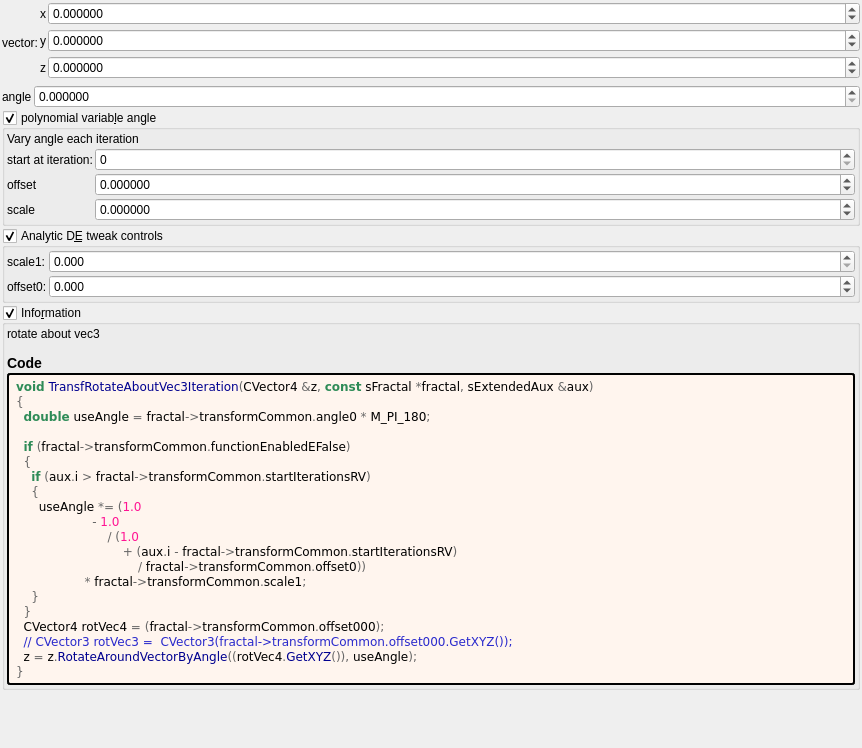
buddhi1980/mandelbulber2, file mandelbulber2/formula/ui/transf_rotate_about_vec3.ui: the form before one commit.
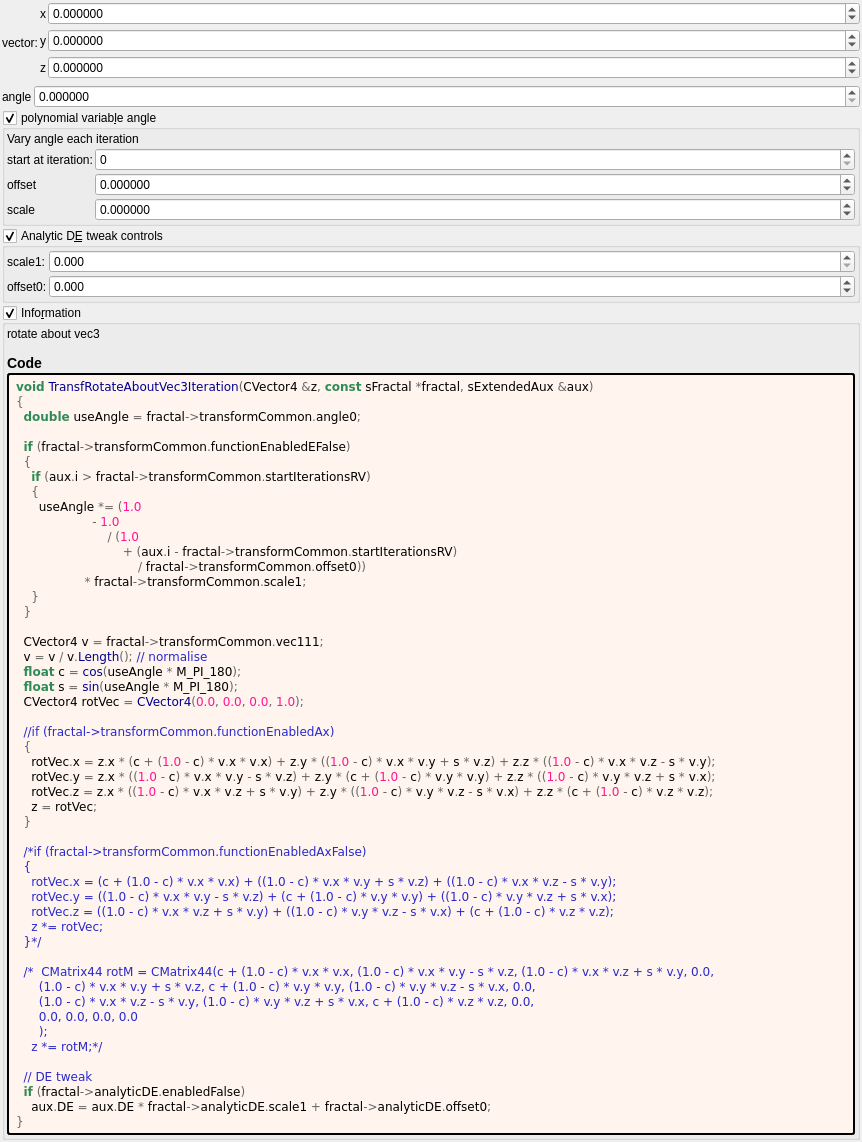
The form after the commit. Custom widgets are drawn as their Qt base class.

The edit to the form file:
```diff
--- a/mandelbulber2/formula/ui/transf_rotate_about_vec3.ui
+++ b/mandelbulber2/formula/ui/transf_rotate_about_vec3.ui
@@ -482,7 +482,7 @@
          <string notr="true">&lt;body style=&quot;background-color:#fff5ee&quot;&gt;
 &lt;pre style=&quot;color:#000000; background-color:#fff5ee;  font-family:'Courier New',monospace;&quot;&gt;&lt;span style=&quot;color:#2e8b57; font-weight:bold&quot;&gt;void&lt;/span&gt; &lt;span style=&quot;color:#00008f&quot;&gt;TransfRotateAboutVec3Iteration&lt;/span&gt;&lt;span style=&quot;color:#676767&quot;&gt;(&lt;/span&gt;CVector4 &lt;span style=&quot;color:#676767&quot;&gt;&amp;amp;&lt;/span&gt;z&lt;span style=&quot;color:#676767&quot;&gt;,&lt;/span&gt; &lt;span style=&quot;color:#2e8b57; font-weight:bold&quot;&gt;const&lt;/span&gt; sFractal &lt;span style=&quot;color:#676767&quot;&gt;*&lt;/span&gt;fractal&lt;span style=&quot;color:#676767&quot;&gt;,&lt;/span&gt; sExtendedAux &lt;span style=&quot;color:#676767&quot;&gt;&amp;amp;&lt;/span&gt;aux&lt;span style=&quot;color:#676767&quot;&gt;)&lt;/span&gt;
 &lt;span style=&quot;color:#676767&quot;&gt;{&lt;/span&gt;
-  &lt;span style=&quot;color:#2e8b57; font-weight:bold&quot;&gt;double&lt;/span&gt; useAngle &lt;span style=&quot;color:#676767&quot;&gt;=&lt;/span&gt; fractal&lt;span style=&quot;color:#676767&quot;&gt;-&amp;gt;&lt;/span&gt;transformCommon&lt;span style=&quot;color:#676767&quot;&gt;.&lt;/span&gt;angle0 &lt;span style=&quot;color:#676767&quot;&gt;*&lt;/span&gt; M_PI_180&lt;span style=&quot;color:#676767&quot;&gt;;&lt;/span&gt;
+  &lt;span style=&quot;color:#2e8b57; font-weight:bold&quot;&gt;double&lt;/span&gt; useAngle &lt;span style=&quot;color:#676767&quot;&gt;=&lt;/span&gt; fractal&lt;span style=&quot;color:#676767&quot;&gt;-&amp;gt;&lt;/span&gt;transformCommon&lt;span style=&quot;color:#676767&quot;&gt;.&lt;/span&gt;angle0&lt;span style=&quot;color:#676767&quot;&gt;;&lt;/span&gt;
 
   &lt;span style=&quot;color:#2e8b57; font-weight:bold&quot;&gt;if&lt;/span&gt; &lt;span style=&quot;color:#676767&quot;&gt;(&lt;/span&gt;fractal&lt;span style=&quot;color:#676767&quot;&gt;-&amp;gt;&lt;/span&gt;transformCommon&lt;span style=&quot;color:#676767&quot;&gt;.&lt;/span&gt;functionEnabledEFalse&lt;span style=&quot;color:#676767&quot;&gt;)&lt;/span&gt;
   &lt;span style=&quot;color:#676767&quot;&gt;{&lt;/span&gt;
@@ -496,9 +496,39 @@
                   &lt;span style=&quot;color:#676767&quot;&gt;*&lt;/span&gt; fractal&lt;span style=&quot;color:#676767&quot;&gt;-&amp;gt;&lt;/span&gt;transformCommon&lt;span style=&quot;color:#676767&quot;&gt;.&lt;/span&gt;scale1&lt;span style=&quot;color:#676767&quot;&gt;;&lt;/span&gt;
     &lt;span style=&quot;color:#676767&quot;&gt;}&lt;/span&gt;
   &lt;span style=&quot;color:#676767&quot;&gt;}&lt;/span&gt;
-  CVector4 rotVec4 &lt;span style=&quot;color:#676767&quot;&gt;= (&lt;/span&gt;fractal&lt;span style=&quot;color:#676767&quot;&gt;-&amp;gt;&lt;/span&gt;transformCommon&lt;span style=&quot;color:#676767&quot;&gt;.&lt;/span&gt;offset000&lt;span style=&quot;color:#676767&quot;&gt;);&lt;/span&gt;
-  &lt;span style=&quot;color:#2929cc&quot;&gt;// CVector3 rotVec3 =  CVector3(fractal-&amp;gt;transformCommon.offset000.GetXYZ());&lt;/span&gt;
-  z &lt;span style=&quot;color:#676767&quot;&gt;=&lt;/span&gt; z&lt;span style=&quot;color:#676767&quot;&gt;.&lt;/span&gt;&lt;span style=&quot;color:#00008f&quot;&gt;RotateAroundVectorByAngle&lt;/span&gt;&lt;span style=&quot;color:#676767&quot;&gt;((&lt;/span&gt;rotVec4&lt;span style=&quot;color:#676767&quot;&gt;.&lt;/span&gt;&lt;span style=&quot;color:#00008f&quot;&gt;GetXYZ&lt;/span&gt;&lt;span style=&quot;color:#676767&quot;&gt;()),&lt;/span&gt; useAngle&lt;span style=&quot;color:#676767&quot;&gt;);&lt;/span&gt;
+
+  CVector4 v &lt;span style=&quot;color:#676767&quot;&gt;=&lt;/span&gt; fractal&lt;span style=&quot;color:#676767&quot;&gt;-&amp;gt;&lt;/span&gt;transformCommon&lt;span style=&quot;color:#676767&quot;&gt;.&lt;/span&gt;vec111&lt;span style=&quot;color:#676767&quot;&gt;;&lt;/span&gt;
+  v &lt;span style=&quot;color:#676767&quot;&gt;=&lt;/span&gt; v &lt;span style=&quot;color:#676767&quot;&gt;/&lt;/span&gt; v&lt;span style=&quot;color:#676767&quot;&gt;.&lt;/span&gt;&lt;span style=&quot;color:#00008f&quot;&gt;Length&lt;/span&gt;&lt;span style=&quot;color:#676767&quot;&gt;();&lt;/span&gt; &lt;span style=&quot;color:#2929cc&quot;&gt;// normalise&lt;/span&gt;
+  &lt;span style=&quot;color:#2e8b57; font-weight:bold&quot;&gt;float&lt;/span&gt; c &lt;span style=&quot;color:#676767&quot;&gt;=&lt;/span&gt; &lt;span style=&quot;color:#00008f&quot;&gt;cos&lt;/span&gt;&lt;span style=&quot;color:#676767&quot;&gt;(&lt;/span&gt;useAngle &lt;span style=&quot;color:#676767&quot;&gt;*&lt;/span&gt; M_PI_180&lt;span style=&quot;color:#676767&quot;&gt;);&lt;/span&gt;
+  &lt;span style=&quot;color:#2e8b57; font-weight:bold&quot;&gt;float&lt;/span&gt; s &lt;span style=&quot;color:#676767&quot;&gt;=&lt;/span&gt; &lt;span style=&quot;color:#00008f&quot;&gt;sin&lt;/span&gt;&lt;span style=&quot;color:#676767&quot;&gt;(&lt;/span&gt;useAngle &lt;span style=&quot;color:#676767&quot;&gt;*&lt;/span&gt; M_PI_180&lt;span style=&quot;color:#676767&quot;&gt;);&lt;/span&gt;
+  CVector4 rotVec &lt;span style=&quot;color:#676767&quot;&gt;=&lt;/span&gt; &lt;span style=&quot;color:#00008f&quot;&gt;CVector4&lt;/span&gt;&lt;span style=&quot;color:#676767&quot;&gt;(&lt;/span&gt;&lt;span style=&quot;color:#ff1493&quot;&gt;0.0&lt;/span&gt;&lt;span style=&quot;color:#676767&quot;&gt;,&lt;/span&gt; &lt;span style=&quot;color:#ff1493&quot;&gt;0.0&lt;/span&gt;&lt;span style=&quot;color:#676767&quot;&gt;,&lt;/span&gt; &lt;span style=&quot;color:#ff1493&quot;&gt;0.0&lt;/span&gt;&lt;span style=&quot;color:#676767&quot;&gt;,&lt;/span&gt; &lt;span style=&quot;color:#ff1493&quot;&gt;1.0&lt;/span&gt;&lt;span style=&quot;color:#676767&quot;&gt;);&lt;/span&gt;
+
+  &lt;span style=&quot;color:#2929cc&quot;&gt;//if (fractal-&amp;gt;transformCommon.functionEnabledAx)&lt;/span&gt;
+  &lt;span style=&quot;color:#676767&quot;&gt;{&lt;/span&gt;
+    rotVec&lt;span style=&quot;color:#676767&quot;&gt;.&lt;/span&gt;x &lt;span style=&quot;color:#676767&quot;&gt;=&lt;/span&gt; z&lt;span style=&quot;color:#676767&quot;&gt;.&lt;/span&gt;x &lt;span style=&quot;color:#676767&quot;&gt;* (&lt;/span&gt;c &lt;span style=&quot;color:#676767&quot;&gt;+ (&lt;/span&gt;&lt;span style=&quot;color:#ff1493&quot;&gt;1.0&lt;/span&gt; &lt;span style=&quot;color:#676767&quot;&gt;-&lt;/span&gt; c&lt;span style=&quot;color:#676767&quot;&gt;) *&lt;/span&gt; v&lt;span style=&quot;color:#676767&quot;&gt;.&lt;/span&gt;x &lt;span style=&quot;color:#676767&quot;&gt;*&lt;/span&gt; v&lt;span style=&quot;color:#676767&quot;&gt;.&lt;/span&gt;x&lt;span style=&quot;color:#676767&quot;&gt;) +&lt;/span&gt; z&lt;span style=&quot;color:#676767&quot;&gt;.&lt;/span&gt;y &lt;span style=&quot;color:#676767&quot;&gt;* ((&lt;/span&gt;&lt;span style=&quot;color:#ff1493&quot;&gt;1.0&lt;/span&gt; &lt;span style=&quot;color:#676767&quot;&gt;-&lt;/span&gt; c&lt;span style=&quot;color:#676767&quot;&gt;) *&lt;/span&gt; v&lt;span style=&quot;color:#676767&quot;&gt;.&lt;/span&gt;x &lt;span style=&quot;color:#676767&quot;&gt;*&lt;/span&gt; v&lt;span style=&quot;color:#676767&quot;&gt;.&lt;/span&gt;y &lt;span style=&quot;color:#676767&quot;&gt;+&lt;/span&gt; s &lt;span style=&quot;color:#676767&quot;&gt;*&lt;/span&gt; v&lt;span style=&quot;color:#676767&quot;&gt;.&lt;/span&gt;z&lt;span style=&quot;color:#676767&quot;&gt;) +&lt;/span&gt; z&lt;span style=&quot;color:#676767&quot;&gt;.&lt;/span&gt;z &lt;span style=&quot;color:#676767&quot;&gt;* ((&lt;/span&gt;&lt;span style=&quot;color:#ff1493&quot;&gt;1.0&lt;/span&gt; &lt;span style=&quot;color:#676767&quot;&gt;-&lt;/span&gt; c&lt;span style=&quot;color:#676767&quot;&gt;) *&lt;/span&gt; v&lt;span style=&quot;color:#676767&quot;&gt;.&lt;/span&gt;x &lt;span style=&quot;color:#676767&quot;&gt;*&lt;/span&gt; v&lt;span style=&quot;color:#676767&quot;&gt;.&lt;/span&gt;z &lt;span style=&quot;color:#676767&quot;&gt;-&lt;/span&gt; s &lt;span style=&quot;color:#676767&quot;&gt;*&lt;/span&gt; v&lt;span style=&quot;color:#676767&quot;&gt;.&lt;/span&gt;y&lt;span style=&quot;color:#676767&quot;&gt;);&lt;/span&gt;
+    rotVec&lt;span style=&quot;color:#676767&quot;&gt;.&lt;/span&gt;y &lt;span style=&quot;color:#676767&quot;&gt;=&lt;/span&gt; z&lt;span style=&quot;color:#676767&quot;&gt;.&lt;/span&gt;x &lt;span style=&quot;color:#676767&quot;&gt;* ((&lt;/span&gt;&lt;span style=&quot;color:#ff1493&quot;&gt;1.0&lt;/span&gt; &lt;span style=&quot;color:#676767&quot;&gt;-&lt;/span&gt; c&lt;span style=&quot;color:#676767&quot;&gt;) *&lt;/span&gt; v&lt;span style=&quot;color:#676767&quot;&gt;.&lt;/span&gt;x &lt;span style=&quot;color:#676767&quot;&gt;*&lt;/span&gt; v&lt;span style=&quot;color:#676767&quot;&gt;.&lt;/span&gt;y &lt;span style=&quot;color:#676767&quot;&gt;-&lt;/span&gt; s &lt;span style=&quot;color:#676767&quot;&gt;*&lt;/span&gt; v&lt;span style=&quot;color:#676767&quot;&gt;.&lt;/span&gt;z&lt;span style=&quot;color:#676767&quot;&gt;) +&lt;/span&gt; z&lt;span style=&quot;color:#676767&quot;&gt;.&lt;/span&gt;y &lt;span style=&quot;color:#676767&quot;&gt;* (&lt;/span&gt;c &lt;span style=&quot;color:#676767&quot;&gt;+ (&lt;/span&gt;&lt;span style=&quot;color:#ff1493&quot;&gt;1.0&lt;/span&gt; &lt;span style=&quot;color:#676767&quot;&gt;-&lt;/span&gt; c&lt;span style=&quot;color:#676767&quot;&gt;) *&lt;/span&gt; v&lt;span style=&quot;color:#676767&quot;&gt;.&lt;/span&gt;y &lt;span style=&quot;color:#676767&quot;&gt;*&lt;/span&gt; v&lt;span style=&quot;color:#676767&quot;&gt;.&lt;/span&gt;y&lt;span style=&quot;color:#676767&quot;&gt;) +&lt;/span&gt; z&lt;span style=&quot;color:#676767&quot;&gt;.&lt;/span&gt;z &lt;span style=&quot;color:#676767&quot;&gt;* ((&lt;/span&gt;&lt;span style=&quot;color:#ff1493&quot;&gt;1.0&lt;/span&gt; &lt;span style=&quot;color:#676767&quot;&gt;-&lt;/span&gt; c&lt;span style=&quot;color:#676767&quot;&gt;) *&lt;/span&gt; v&lt;span style=&quot;color:#676767&quot;&gt;.&lt;/span&gt;y &lt;span style=&quot;color:#676767&quot;&gt;*&lt;/span&gt; v&lt;span style=&quot;color:#676767&quot;&gt;.&lt;/span&gt;z &lt;span style=&quot;color:#676767&quot;&gt;+&lt;/span&gt; s &lt;span style=&quot;color:#676767&quot;&gt;*&lt;/span&gt; v&lt;span style=&quot;color:#676767&quot;&gt;.&lt;/span&gt;x&lt;span style=&quot;color:#676767&quot;&gt;);&lt;/span&gt;
+    rotVec&lt;span style=&quot;color:#676767&quot;&gt;.&lt;/span&gt;z &lt;span style=&quot;color:#676767&quot;&gt;=&lt;/span&gt; z&lt;span style=&quot;color:#676767&quot;&gt;.&lt;/span&gt;x &lt;span style=&quot;color:#676767&quot;&gt;* ((&lt;/span&gt;&lt;span style=&quot;color:#ff1493&quot;&gt;1.0&lt;/span&gt; &lt;span style=&quot;color:#676767&quot;&gt;-&lt;/span&gt; c&lt;span style=&quot;color:#676767&quot;&gt;) *&lt;/span&gt; v&lt;span style=&quot;color:#676767&quot;&gt;.&lt;/span&gt;x &lt;span style=&quot;color:#676767&quot;&gt;*&lt;/span&gt; v&lt;span style=&quot;color:#676767&quot;&gt;.&lt;/span&gt;z &lt;span style=&quot;color:#676767&quot;&gt;+&lt;/span&gt; s &lt;span style=&quot;color:#676767&quot;&gt;*&lt;/span&gt; v&lt;span style=&quot;color:#676767&quot;&gt;.&lt;/span&gt;y&lt;span style=&quot;color:#676767&quot;&gt;) +&lt;/span&gt; z&lt;span style=&quot;color:#676767&quot;&gt;.&lt;/span&gt;y &lt;span style=&quot;color:#676767&quot;&gt;* ((&lt;/span&gt;&lt;span style=&quot;color:#ff1493&quot;&gt;1.0&lt;/span&gt; &lt;span style=&quot;color:#676767&quot;&gt;-&lt;/span&gt; c&lt;span style=&quot;color:#676767&quot;&gt;) *&lt;/span&gt; v&lt;span style=&quot;color:#676767&quot;&gt;.&lt;/span&gt;y &lt;span style=&quot;color:#676767&quot;&gt;*&lt;/span&gt; v&lt;span style=&quot;color:#676767&quot;&gt;.&lt;/span&gt;z &lt;span style=&quot;color:#676767&quot;&gt;-&lt;/span&gt; s &lt;span style=&quot;color:#676767&quot;&gt;*&lt;/span&gt; v&lt;span style=&quot;color:#676767&quot;&gt;.&lt;/span&gt;x&lt;span style=&quot;color:#676767&quot;&gt;) +&lt;/span&gt; z&lt;span style=&quot;color:#676767&quot;&gt;.&lt;/span&gt;z &lt;span style=&quot;color:#676767&quot;&gt;* (&lt;/span&gt;c &lt;span style=&quot;color:#676767&quot;&gt;+ (&lt;/span&gt;&lt;span style=&quot;color:#ff1493&quot;&gt;1.0&lt;/span&gt; &lt;span style=&quot;color:#676767&quot;&gt;-&lt;/span&gt; c&lt;span style=&quot;color:#676767&quot;&gt;) *&lt;/span&gt; v&lt;span style=&quot;color:#676767&quot;&gt;.&lt;/span&gt;z &lt;span style=&quot;color:#676767&quot;&gt;*&lt;/span&gt; v&lt;span style=&quot;color:#676767&quot;&gt;.&lt;/span&gt;z&lt;span style=&quot;color:#676767&quot;&gt;);&lt;/span&gt;
+    z &lt;span style=&quot;color:#676767&quot;&gt;=&lt;/span&gt; rotVec&lt;span style=&quot;color:#676767&quot;&gt;;&lt;/span&gt;
+  &lt;span style=&quot;color:#676767&quot;&gt;}&lt;/span&gt;
+
+  &lt;span style=&quot;color:#2929cc&quot;&gt;/*if (fractal-&amp;gt;transformCommon.functionEnabledAxFalse)&lt;/span&gt;
+&lt;span style=&quot;color:#2929cc&quot;&gt;  {&lt;/span&gt;
+&lt;span style=&quot;color:#2929cc&quot;&gt;    rotVec.x = (c + (1.0 - c) * v.x * v.x) + ((1.0 - c) * v.x * v.y + s * v.z) + ((1.0 - c) * v.x * v.z - s * v.y);&lt;/span&gt;
+&lt;span style=&quot;color:#2929cc&quot;&gt;    rotVec.y = ((1.0 - c) * v.x * v.y - s * v.z) + (c + (1.0 - c) * v.y * v.y) + ((1.0 - c) * v.y * v.z + s * v.x);&lt;/span&gt;
+&lt;span style=&quot;color:#2929cc&quot;&gt;    rotVec.z = ((1.0 - c) * v.x * v.z + s * v.y) + ((1.0 - c) * v.y * v.z - s * v.x) + (c + (1.0 - c) * v.z * v.z);&lt;/span&gt;
+&lt;span style=&quot;color:#2929cc&quot;&gt;    z *= rotVec;&lt;/span&gt;
+&lt;span style=&quot;color:#2929cc&quot;&gt;  }*/&lt;/span&gt;
+
+  &lt;span style=&quot;color:#2929cc&quot;&gt;/*  CMatrix44 rotM = CMatrix44(c + (1.0 - c) * v.x * v.x, (1.0 - c) * v.x * v.y - s * v.z, (1.0 - c) * v.x * v.z + s * v.y, 0.0,&lt;/span&gt;
+&lt;span style=&quot;color:#2929cc&quot;&gt;      (1.0 - c) * v.x * v.y + s * v.z, c + (1.0 - c) * v.y * v.y, (1.0 - c) * v.y * v.z - s * v.x, 0.0,&lt;/span&gt;
+&lt;span style=&quot;color:#2929cc&quot;&gt;      (1.0 - c) * v.x * v.z - s * v.y, (1.0 - c) * v.y * v.z + s * v.x, c + (1.0 - c) * v.z * v.z, 0.0,&lt;/span&gt;
+&lt;span style=&quot;color:#2929cc&quot;&gt;      0.0, 0.0, 0.0, 0.0&lt;/span&gt;
+&lt;span style=&quot;color:#2929cc&quot;&gt;      );&lt;/span&gt;
+&lt;span style=&quot;color:#2929cc&quot;&gt;    z *= rotM;*/&lt;/span&gt;
+
+  &lt;span style=&quot;color:#2929cc&quot;&gt;// DE tweak&lt;/span&gt;
+  &lt;span style=&quot;color:#2e8b57; font-weight:bold&quot;&gt;if&lt;/span&gt; &lt;span style=&quot;color:#676767&quot;&gt;(&lt;/span&gt;fractal&lt;span style=&quot;color:#676767&quot;&gt;-&amp;gt;&lt;/span&gt;analyticDE&lt;span style=&quot;color:#676767&quot;&gt;.&lt;/span&gt;enabledFalse&lt;span style=&quot;color:#676767&quot;&gt;)&lt;/span&gt;
+    aux&lt;span style=&quot;color:#676767&quot;&gt;.&lt;/span&gt;DE &lt;span style=&quot;color:#676767&quot;&gt;=&lt;/span&gt; aux&lt;span style=&quot;color:#676767&quot;&gt;.&lt;/span&gt;DE &lt;span style=&quot;color:#676767&quot;&gt;*&lt;/span&gt; fractal&lt;span style=&quot;color:#676767&quot;&gt;-&amp;gt;&lt;/span&gt;analyticDE&lt;span style=&quot;color:#676767&quot;&gt;.&lt;/span&gt;scale1 &lt;span style=&quot;color:#676767&quot;&gt;+&lt;/span&gt; fractal&lt;span style=&quot;color:#676767&quot;&gt;-&amp;gt;&lt;/span&gt;analyticDE&lt;span style=&quot;color:#676767&quot;&gt;.&lt;/span&gt;offset0&lt;span style=&quot;color:#676767&quot;&gt;;&lt;/span&gt;
 &lt;span style=&quot;color:#676767&quot;&gt;}&lt;/span&gt;
 &lt;/pre&gt;
 &lt;/body&gt;</string>
```
Left out of the diff: 4 changed lines with no effect on the pictures.
